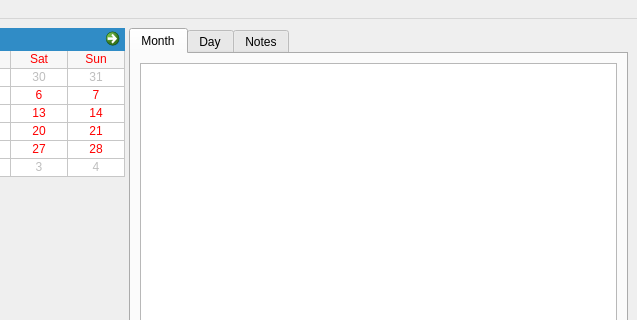
Above: src/worklog/ui/mainwindow.ui from anetczuk/work-log before the change; both pictures show x 344 to 981 and y 0 to 320 of the 981 by 730 pixel window. Below: the same form after it.
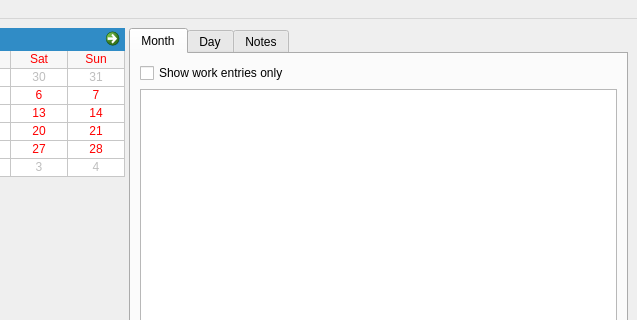
That is the form after the change. The open tabs and pages were chosen to show the change. Custom widgets are drawn as their Qt base class.

Commit message: Filter entries by work state

What changed in the file:
```diff
--- a/src/worklog/ui/mainwindow.ui
+++ b/src/worklog/ui/mainwindow.ui
@@ -80,6 +80,13 @@
          <string>Month</string>
         </attribute>
         <layout class="QVBoxLayout" name="verticalLayout_5">
+         <item>
+          <widget class="QCheckBox" name="showWorkOnlyCB">
+           <property name="text">
+            <string>Show work entries only</string>
+           </property>
+          </widget>
+         </item>
          <item>
           <widget class="WorkLogTable" name="worklogTable"/>
          </item>
```
Left out of the diff: 2 changed lines with no effect on the pictures. The commit also changes 2 other files.
